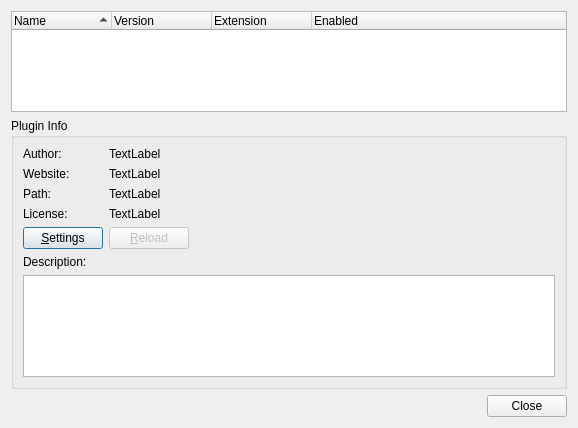
Old version of the form Main/ui/PluginsDialog.ui in the repository Antidote/SakuraSuite.
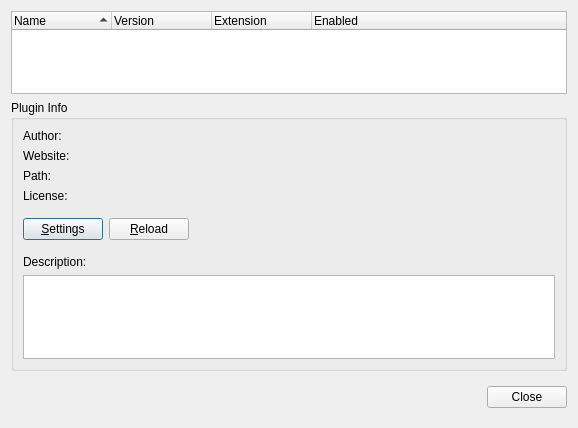
New version of the form.

Commit message: * Added Editing capabilities to the SkywardSword plugin * Changed Constants from const char to QString (For translations)

The edit to the form file:
```diff
--- a/Main/ui/PluginsDialog.ui
+++ b/Main/ui/PluginsDialog.ui
@@ -79,8 +79,8 @@
         </property>
         <property name="sizeHint" stdset="0">
          <size>
-          <width>40</width>
-          <height>20</height>
+          <width>20</width>
+          <height>40</height>
          </size>
         </property>
        </spacer>
@@ -141,9 +141,6 @@
       </item>
       <item row="4" column="1">
        <widget class="QPushButton" name="reloadPushButton">
-        <property name="enabled">
-         <bool>false</bool>
-        </property>
         <property name="text">
          <string>&amp;Reload</string>
         </property>
@@ -152,28 +149,28 @@
       <item row="2" column="1" colspan="3">
        <widget class="QLabel" name="pathValue">
         <property name="text">
-         <string>TextLabel</string>
+         <string notr="true"/>
         </property>
        </widget>
       </item>
       <item row="1" column="1" colspan="3">
        <widget class="QLabel" name="websiteValue">
         <property name="text">
-         <string>TextLabel</string>
+         <string notr="true"/>
         </property>
        </widget>
       </item>
       <item row="0" column="1" colspan="3">
        <widget class="QLabel" name="authorValue">
         <property name="text">
-         <string>TextLabel</string>
+         <string notr="true"/>
         </property>
        </widget>
       </item>
-      <item row="3" column="1" colspan="2">
+      <item row="3" column="1" colspan="3">
        <widget class="QLabel" name="licenseValue">
         <property name="text">
-         <string>TextLabel</string>
+         <string notr="true"/>
         </property>
        </widget>
       </item>
@@ -187,8 +184,8 @@
      </property>
      <property name="sizeHint" stdset="0">
       <size>
-       <width>40</width>
-       <height>20</height>
+       <width>20</width>
+       <height>40</height>
       </size>
      </property>
     </spacer>
```
The commit also changes 24 other files.
